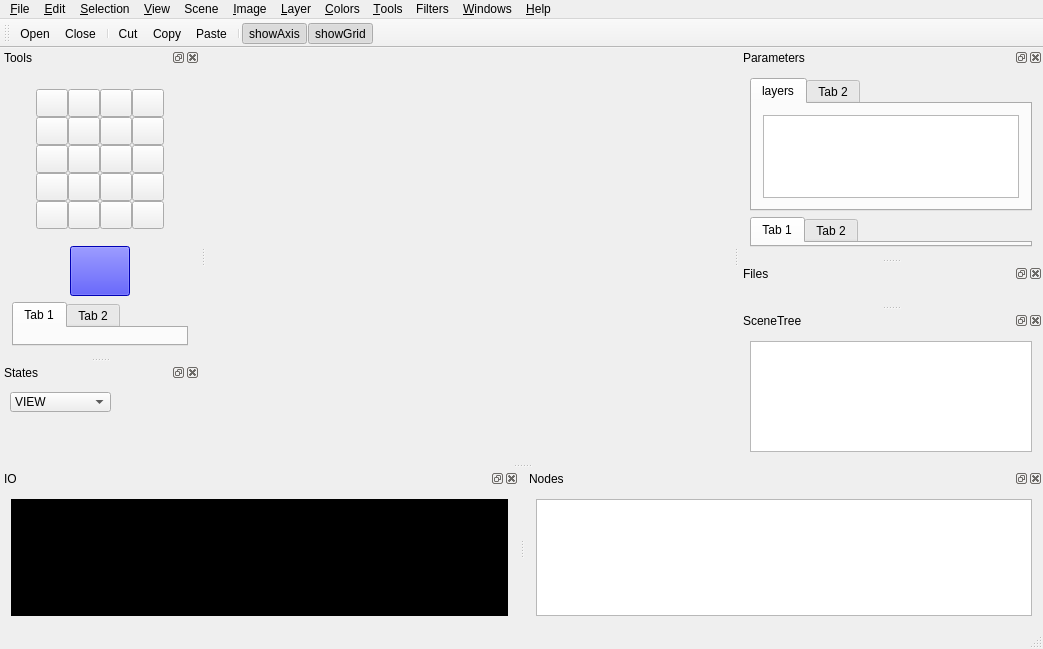
This is applications/TexturePainter/TexturePainter.ui in billhj/Etoile2015 as Qt 5 draws it before an edit. The edited form follows.
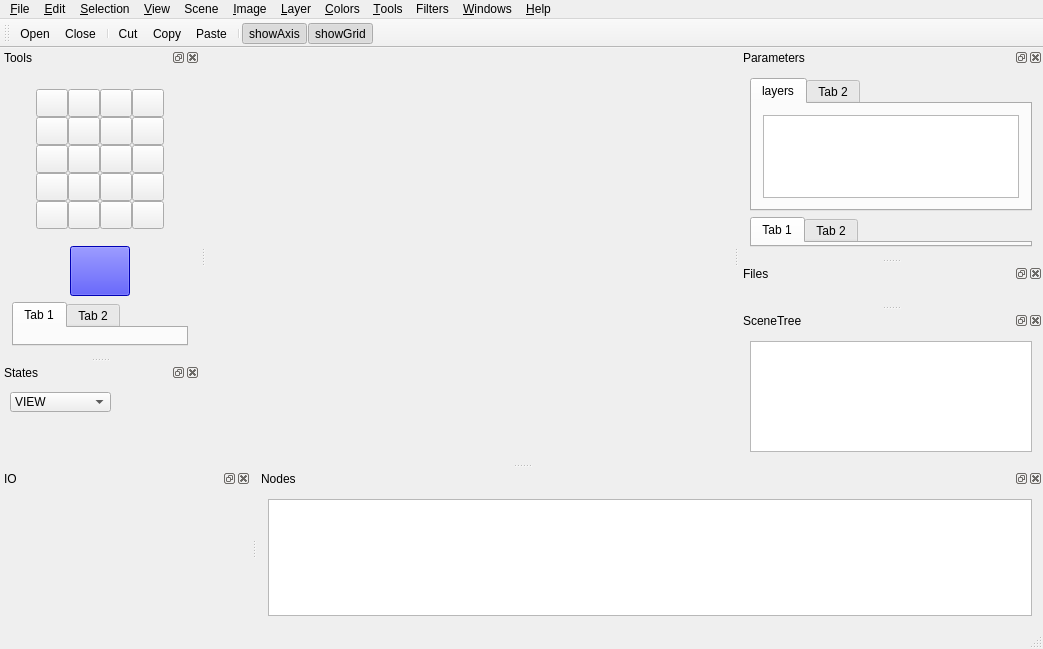
This is the edited form. Icons and pictures are not drawn. Custom widgets are drawn as their Qt base class.

Patch:
```diff
--- a/applications/TexturePainter/TexturePainter.ui
+++ b/applications/TexturePainter/TexturePainter.ui
@@ -973,158 +973,7 @@
    <widget class="QWidget" name="dockWidgetContents_2">
     <layout class="QGridLayout" name="gridLayout_2">
      <item row="0" column="0">
-      <widget class="QPlainTextEdit" name="cmdField">
-       <property name="palette">
-        <palette>
-         <active>
-          <colorrole role="Button">
-           <brush brushstyle="SolidPattern">
-            <color alpha="255">
-             <red>0</red>
-             <green>0</green>
-             <blue>0</blue>
-            </color>
-           </brush>
-          </colorrole>
-          <colorrole role="Text">
-           <brush brushstyle="SolidPattern">
-            <color alpha="255">
-             <red>238</red>
-             <green>238</green>
-             <blue>238</blue>
-            </color>
-           </brush>
-          </colorrole>
-          <colorrole role="Base">
-           <brush brushstyle="SolidPattern">
-            <color alpha="255">
-             <red>0</red>
-             <green>0</green>
-             <blue>0</blue>
-            </color>
-           </brush>
-          </colorrole>
-          <colorrole role="Window">
-           <brush brushstyle="SolidPattern">
-            <color alpha="255">
-             <red>0</red>
-             <green>0</green>
-             <blue>0</blue>
-            </color>
-           </brush>
-          </colorrole>
-          <colorrole role="HighlightedText">
-           <brush brushstyle="SolidPattern">
-            <color alpha="255">
-             <red>255</red>
-             <green>83</green>
-             <blue>15</blue>
-            </color>
-           </brush>
-          </colorrole>
-         </active>
-         <inactive>
-          <colorrole role="Button">
-           <brush brushstyle="SolidPattern">
-            <color alpha="255">
-             <red>0</red>
-             <green>0</green>
-             <blue>0</blue>
-            </color>
-           </brush>
-          </colorrole>
-          <colorrole role="Text">
-           <brush brushstyle="SolidPattern">
-            <color alpha="255">
-             <red>238</red>
-             <green>238</green>
-             <blue>238</blue>
-            </color>
-           </brush>
-          </colorrole>
-          <colorrole role="Base">
-           <brush brushstyle="SolidPattern">
-            <color alpha="255">
-             <red>0</red>
-             <green>0</green>
-             <blue>0</blue>
-            </color>
-           </brush>
-          </colorrole>
-          <colorrole role="Window">
-           <brush brushstyle="SolidPattern">
-            <color alpha="255">
-             <red>0</red>
-             <green>0</green>
-             <blue>0</blue>
-            </color>
-           </brush>
-          </colorrole>
-          <colorrole role="HighlightedText">
-           <brush brushstyle="SolidPattern">
-            <color alpha="255">
-             <red>255</red>
-             <green>83</green>
-             <blue>15</blue>
-            </color>
-           </brush>
-          </colorrole>
-         </inactive>
-         <disabled>
-          <colorrole role="Button">
-           <brush brushstyle="SolidPattern">
-            <color alpha="255">
-             <red>0</red>
-             <green>0</green>
-             <blue>0</blue>
-            </color>
-           </brush>
-          </colorrole>
-          <colorrole role="Text">
-           <brush brushstyle="SolidPattern">
-            <color alpha="255">
-             <red>120</red>
-             <green>120</green>
-             <blue>120</blue>
-            </color>
-           </brush>
-          </colorrole>
-          <colorrole role="Base">
-           <brush brushstyle="SolidPattern">
-            <color alpha="255">
-             <red>0</red>
-             <green>0</green>
-             <blue>0</blue>
-            </color>
-           </brush>
-          </colorrole>
-          <colorrole role="Window">
-           <brush brushstyle="SolidPattern">
-            <color alpha="255">
-             <red>0</red>
-             <green>0</green>
-             <blue>0</blue>
-            </color>
-           </brush>
-          </colorrole>
-          <colorrole role="HighlightedText">
-           <brush brushstyle="SolidPattern">
-            <color alpha="255">
-             <red>255</red>
-             <green>83</green>
-             <blue>15</blue>
-            </color>
-           </brush>
-          </colorrole>
-         </disabled>
-        </palette>
-       </property>
-       <property name="styleSheet">
-        <string notr="true">background-color: rgb(0, 0, 0);
-selection-color: rgb(255, 83, 15);
-</string>
-       </property>
-      </widget>
+      <widget class="QTIOWidget" name="widget_2" native="true"/>
      </item>
     </layout>
    </widget>
@@ -1454,6 +1303,12 @@
    <header>QGLRenderer/QTFileWidget.h</header>
    <container>1</container>
   </customwidget>
+  <customwidget>
+   <class>QTIOWidget</class>
+   <extends>QWidget</extends>
+   <header>QGLRenderer/QTIOWidget.h</header>
+   <container>1</container>
+  </customwidget>
  </customwidgets>
  <resources>
   <include location="TexturePainter.qrc"/>
```
